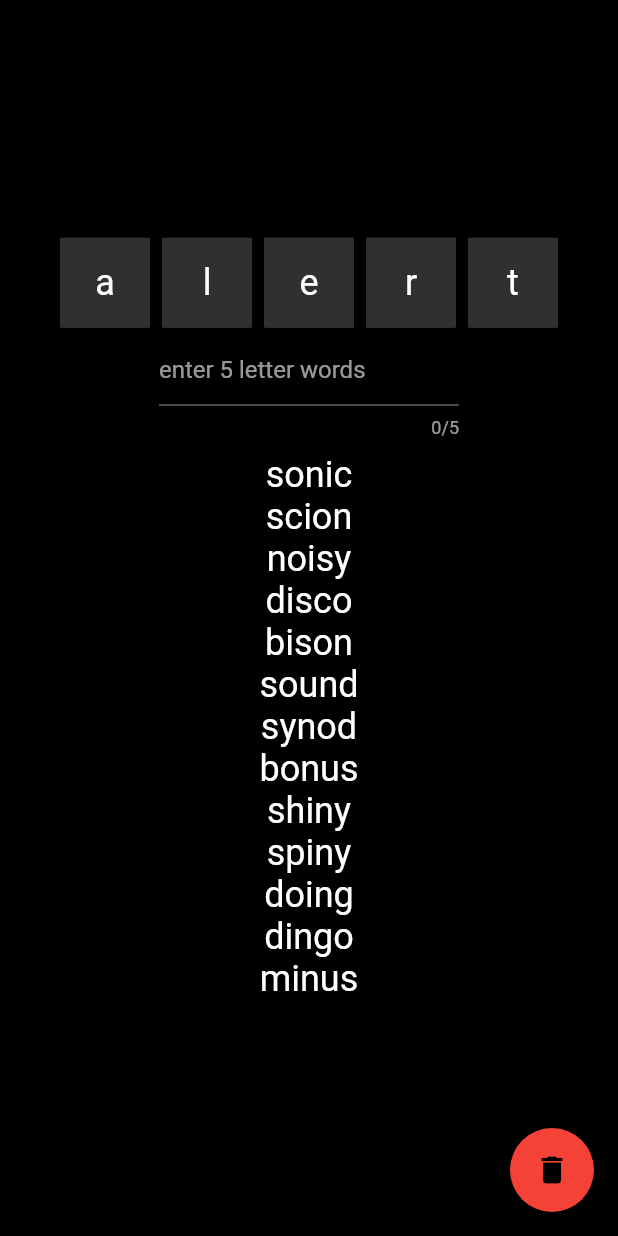
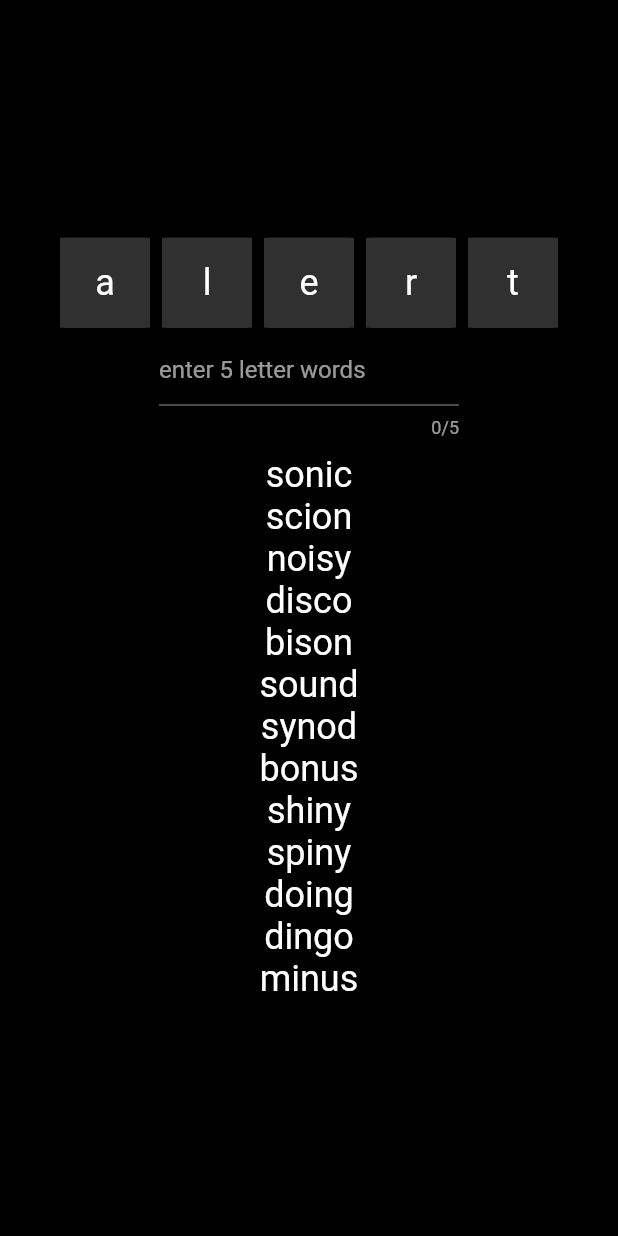
Before and after one commit to jtmcdole/le_word_solver, a Flutter app: the screen it shows after launch, after a tap on "alert", on a phone screen of 412 x 824 dp. Run offline on Flutter 3.47's test engine with Material 2 defaults, Android fonts, the phone set to English and light mode, and no system bars.

Commit message:
Carry over hints and remove FAB

```diff
--- a/lib/main.dart
+++ b/lib/main.dart
@@ -96,13 +96,34 @@ class MyHomePageState extends State<MyHomePage> {
         return;
       }
       errorText = null;
-      rows.add([
-        CharacterState(text[0], state: FoundState.wrong),
-        CharacterState(text[1], state: FoundState.wrong),
-        CharacterState(text[2], state: FoundState.wrong),
-        CharacterState(text[3], state: FoundState.wrong),
-        CharacterState(text[4], state: FoundState.wrong),
-      ]);
+      final newCharacters = <CharacterState>[];
+      for (int i = 0; i < 5; i++) {
+        // look for "founds" and "maybes". "Maybes" can be anywhere, but founds
+        // outrank.
+        var state = FoundState.wrong;
+        final maybes = <String>{};
+
+        for (var row in rows) {
+          for (var char in row) {
+            if (char.state == FoundState.somewhere) {
+              maybes.add(char.character);
+            }
+          }
+        }
+
+        for (var row in rows) {
+          if (text[i] == row[i].character && row[i].state == FoundState.found) {
+            state = FoundState.found;
+            break;
+          }
+        }
+        if (state != FoundState.found && maybes.contains(text[i])) {
+          state = FoundState.somewhere;
+        }
+
+        newCharacters.add(CharacterState(text[i], state: state));
+      }
+      rows.add(newCharacters);
       controller.clear();
       suggestions = solve(rows);
     });
@@ -183,26 +204,7 @@ class MyHomePageState extends State<MyHomePage> {
       },
     );
 
-    bool showFab = rows.isNotEmpty;
     return Scaffold(
-      floatingActionButton: AnimatedSlide(
-        offset: showFab ? Offset.zero : const Offset(0, 2),
-        duration: const Duration(milliseconds: 300),
-        child: AnimatedOpacity(
-          duration: const Duration(milliseconds: 300),
-          opacity: showFab ? 1 : 0,
-          child: FloatingActionButton(
-            backgroundColor: Colors.red,
-            child: const Icon(Icons.delete),
-            onPressed: () {
-              setState(() {
-                rows.removeLast();
-                suggestions = solve(rows);
-              });
-            },
-          ),
-        ),
-      ),
       backgroundColor: Colors.black,
       body: Column(
         mainAxisAlignment: MainAxisAlignment.center,
```
